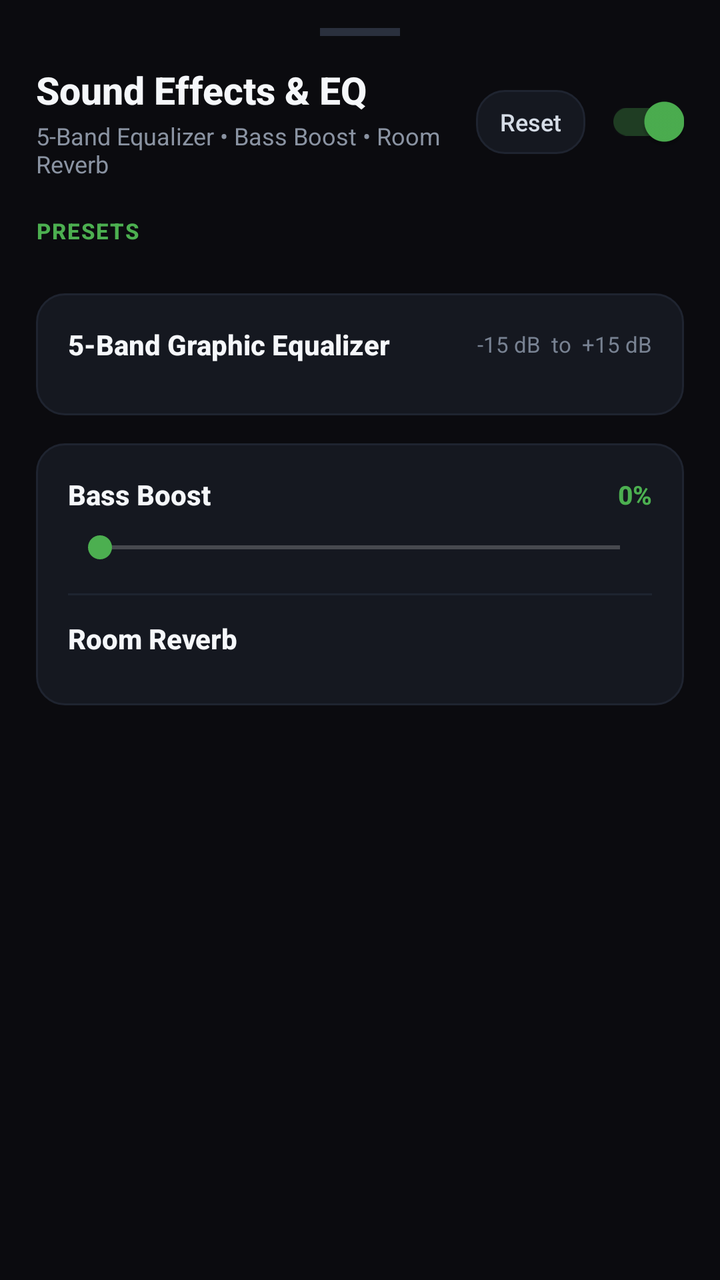
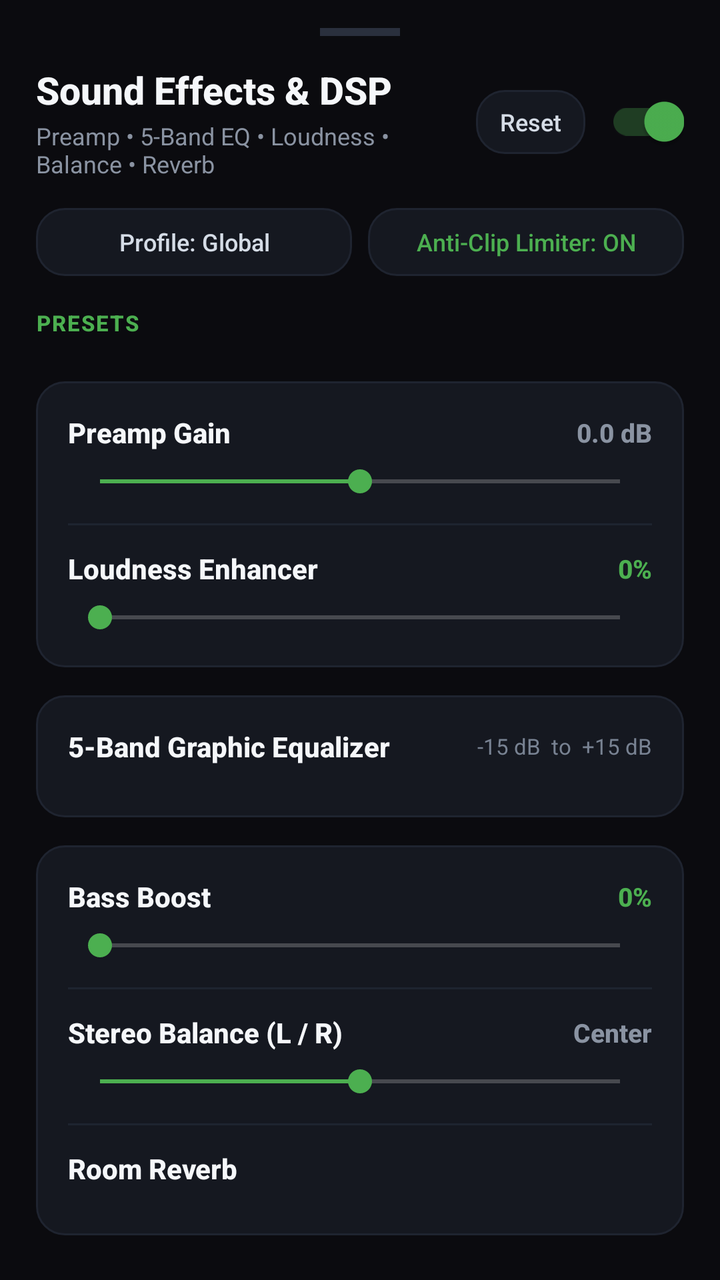

Compare the two renders of this Android layout. The source of the first and the diff that turns it into the second are given below.
<!-- AndroidManifest.xml: application theme ParrotNoActionBar -->
<!-- res/layout/dialog_parrot_equalizer.xml -->
<?xml version="1.0" encoding="utf-8"?>
<androidx.core.widget.NestedScrollView xmlns:android="http://schemas.android.com/apk/res/android"
    xmlns:app="http://schemas.android.com/apk/res-auto"
    android:layout_width="match_parent"
    android:layout_height="wrap_content"
    android:background="#0B0B0F"
    android:fillViewport="true">

    <LinearLayout
        android:layout_width="match_parent"
        android:layout_height="wrap_content"
        android:orientation="vertical"
        android:paddingStart="18dp"
        android:paddingTop="14dp"
        android:paddingEnd="18dp"
        android:paddingBottom="28dp">

        
        <View
            android:layout_width="40dp"
            android:layout_height="4dp"
            android:layout_gravity="center_horizontal"
            android:layout_marginBottom="14dp"
            android:background="#2A303D" />

        
        <LinearLayout
            android:layout_width="match_parent"
            android:layout_height="wrap_content"
            android:gravity="center_vertical"
            android:orientation="horizontal">

            <LinearLayout
                android:layout_width="0dp"
                android:layout_height="wrap_content"
                android:layout_weight="1"
                android:orientation="vertical">

                <TextView
                    android:layout_width="wrap_content"
                    android:layout_height="wrap_content"
                    android:fontFamily="sans-serif-medium"
                    android:text="Sound Effects &amp; EQ"
                    android:textColor="#F5F7FA"
                    android:textSize="19sp"
                    android:textStyle="bold" />

                <TextView
                    android:layout_width="wrap_content"
                    android:layout_height="wrap_content"
                    android:layout_marginTop="2dp"
                    android:text="5-Band Equalizer • Bass Boost • Room Reverb"
                    android:textColor="#8A93A2"
                    android:textSize="12sp" />
            </LinearLayout>

            <TextView
                android:id="@+id/btnEqReset"
                android:layout_width="wrap_content"
                android:layout_height="32dp"
                android:layout_marginEnd="10dp"
                android:background="@drawable/card_surface_bg"
                android:clickable="true"
                android:focusable="true"
                android:fontFamily="sans-serif-medium"
                android:gravity="center"
                android:paddingStart="12dp"
                android:paddingEnd="12dp"
                android:text="Reset"
                android:textColor="#D5DCE6"
                android:textSize="12sp" />

            <androidx.appcompat.widget.SwitchCompat
                android:id="@+id/switchEqEnable"
                android:layout_width="wrap_content"
                android:layout_height="wrap_content"
                android:checked="true" />
        </LinearLayout>

        
        <TextView
            android:id="@+id/txtEqPresetsHeader"
            android:layout_width="wrap_content"
            android:layout_height="wrap_content"
            android:layout_marginTop="18dp"
            android:layout_marginBottom="8dp"
            android:fontFamily="sans-serif-medium"
            android:letterSpacing="0.06"
            android:text="PRESETS"
            android:textColor="#4CAF50"
            android:textSize="11sp"
            android:textStyle="bold" />

        <HorizontalScrollView
            android:layout_width="match_parent"
            android:layout_height="wrap_content"
            android:scrollbars="none">

            <LinearLayout
                android:id="@+id/eqPresetsContainer"
                android:layout_width="wrap_content"
                android:layout_height="wrap_content"
                android:orientation="horizontal" />
        </HorizontalScrollView>

        
        <LinearLayout
            android:layout_width="match_parent"
            android:layout_height="wrap_content"
            android:layout_marginTop="16dp"
            android:background="@drawable/card_surface_bg"
            android:orientation="vertical"
            android:padding="16dp">

            <LinearLayout
                android:layout_width="match_parent"
                android:layout_height="wrap_content"
                android:layout_marginBottom="10dp"
                android:gravity="center_vertical"
                android:orientation="horizontal">

                <TextView
                    android:id="@+id/txtEqBandsHeader"
                    android:layout_width="0dp"
                    android:layout_height="wrap_content"
                    android:layout_weight="1"
                    android:fontFamily="sans-serif-medium"
                    android:text="5-Band Graphic Equalizer"
                    android:textColor="#F5F7FA"
                    android:textSize="14sp"
                    android:textStyle="bold" />

                <TextView
                    android:layout_width="wrap_content"
                    android:layout_height="wrap_content"
                    android:text="-15 dB  to  +15 dB"
                    android:textColor="#788292"
                    android:textSize="11sp" />
            </LinearLayout>

            <LinearLayout
                android:id="@+id/eqBandsContainer"
                android:layout_width="match_parent"
                android:layout_height="wrap_content"
                android:orientation="vertical" />
        </LinearLayout>

        
        <LinearLayout
            android:layout_width="match_parent"
            android:layout_height="wrap_content"
            android:layout_marginTop="14dp"
            android:background="@drawable/card_surface_bg"
            android:orientation="vertical"
            android:padding="16dp">

            <LinearLayout
                android:layout_width="match_parent"
                android:layout_height="wrap_content"
                android:gravity="center_vertical"
                android:orientation="horizontal">

                <TextView
                    android:layout_width="0dp"
                    android:layout_height="wrap_content"
                    android:layout_weight="1"
                    android:fontFamily="sans-serif-medium"
                    android:text="Bass Boost"
                    android:textColor="#F5F7FA"
                    android:textSize="14sp"
                    android:textStyle="bold" />

                <TextView
                    android:id="@+id/txtBassValue"
                    android:layout_width="wrap_content"
                    android:layout_height="wrap_content"
                    android:fontFamily="sans-serif-medium"
                    android:text="0%"
                    android:textColor="#4CAF50"
                    android:textSize="13sp"
                    android:textStyle="bold" />
            </LinearLayout>

            <SeekBar
                android:id="@+id/seekBassBoost"
                android:layout_width="match_parent"
                android:layout_height="wrap_content"
                android:layout_marginTop="8dp"
                android:max="1000"
                android:progress="0" />

            <View
                android:layout_width="match_parent"
                android:layout_height="1dp"
                android:layout_marginTop="14dp"
                android:layout_marginBottom="12dp"
                android:background="#1E2430" />

            <TextView
                android:layout_width="wrap_content"
                android:layout_height="wrap_content"
                android:layout_marginBottom="8dp"
                android:fontFamily="sans-serif-medium"
                android:text="Room Reverb"
                android:textColor="#F5F7FA"
                android:textSize="14sp"
                android:textStyle="bold" />

            <HorizontalScrollView
                android:layout_width="match_parent"
                android:layout_height="wrap_content"
                android:scrollbars="none">

                <LinearLayout
                    android:id="@+id/reverbChipsContainer"
                    android:layout_width="wrap_content"
                    android:layout_height="wrap_content"
                    android:orientation="horizontal" />
            </HorizontalScrollView>
        </LinearLayout>

    </LinearLayout>
</androidx.core.widget.NestedScrollView>
<!-- resources referenced by this layout -->
<resources>
  <!-- drawable card_surface_bg (drawable) -->
  <?xml version="1.0" encoding="utf-8"?>
  <shape xmlns:android="http://schemas.android.com/apk/res/android"
      android:shape="rectangle">
      <solid android:color="#151820" />
      <corners android:radius="14dp" />
      <stroke
          android:width="1dp"
          android:color="#1F2430" />
  </shape>
  <style name="ParrotNoActionBar" parent="Theme.AppCompat.NoActionBar">
          <item name="windowActionModeOverlay">true</item>
          <item name="android:windowActionModeOverlay">true</item>
          <item name="actionModeBackground">@color/action_mode_bg</item>
          <item name="android:actionModeBackground">@color/action_mode_bg</item>
          <item name="colorAccent">@color/parrot_accent</item>
      </style>
  <color name="action_mode_bg">#181A1D</color>
  <color name="parrot_accent">#4CAF50</color>
</resources>

<!-- the commit's change to res/layout/dialog_parrot_equalizer.xml (unified diff, before → after) -->
@@ -40,7 +40,7 @@
                     android:layout_width="wrap_content"
                     android:layout_height="wrap_content"
                     android:fontFamily="sans-serif-medium"
-                    android:text="Sound Effects &amp; EQ"
+                    android:text="Sound Effects &amp; DSP"
                     android:textColor="#F5F7FA"
                     android:textSize="19sp"
                     android:textStyle="bold" />
@@ -49,7 +49,7 @@
                     android:layout_width="wrap_content"
                     android:layout_height="wrap_content"
                     android:layout_marginTop="2dp"
-                    android:text="5-Band Equalizer • Bass Boost • Room Reverb"
+                    android:text="Preamp • 5-Band EQ • Loudness • Balance • Reverb"
                     android:textColor="#8A93A2"
                     android:textSize="12sp" />
             </LinearLayout>
@@ -78,11 +78,56 @@
         </LinearLayout>
 
         
+        <LinearLayout
+            android:id="@+id/eqDspTogglesRow"
+            android:layout_width="match_parent"
+            android:layout_height="wrap_content"
+            android:layout_marginTop="14dp"
+            android:gravity="center_vertical"
+            android:orientation="horizontal">
+
+            <TextView
+                android:id="@+id/btnEqOutputProfile"
+                android:layout_width="0dp"
+                android:layout_height="34dp"
+                android:layout_marginEnd="8dp"
+                android:layout_weight="1"
+                android:background="@drawable/card_surface_bg"
+                android:clickable="true"
+                android:focusable="true"
+                android:fontFamily="sans-serif-medium"
+                android:gravity="center"
+                android:paddingStart="10dp"
+                android:paddingEnd="10dp"
+                android:singleLine="true"
+                android:text="Profile: Global"
+                android:textColor="#D5DCE6"
+                android:textSize="12sp" />
+
+            <TextView
+                android:id="@+id/btnEqLimiterToggle"
+                android:layout_width="0dp"
+                android:layout_height="34dp"
+                android:layout_weight="1"
+                android:background="@drawable/card_surface_bg"
+                android:clickable="true"
+                android:focusable="true"
+                android:fontFamily="sans-serif-medium"
+                android:gravity="center"
+                android:paddingStart="10dp"
+                android:paddingEnd="10dp"
+                android:singleLine="true"
+                android:text="Anti-Clip Limiter: ON"
+                android:textColor="#4CAF50"
+                android:textSize="12sp" />
+        </LinearLayout>
+
+        
         <TextView
             android:id="@+id/txtEqPresetsHeader"
             android:layout_width="wrap_content"
             android:layout_height="wrap_content"
-            android:layout_marginTop="18dp"
+            android:layout_marginTop="16dp"
             android:layout_marginBottom="8dp"
             android:fontFamily="sans-serif-medium"
             android:letterSpacing="0.06"
@@ -105,48 +150,7 @@
 
         
         <LinearLayout
-            android:layout_width="match_parent"
-            android:layout_height="wrap_content"
-            android:layout_marginTop="16dp"
-            android:background="@drawable/card_surface_bg"
-            android:orientation="vertical"
-            android:padding="16dp">
-
-            <LinearLayout
-                android:layout_width="match_parent"
-                android:layout_height="wrap_content"
-                android:layout_marginBottom="10dp"
-                android:gravity="center_vertical"
-                android:orientation="horizontal">
-
-                <TextView
-                    android:id="@+id/txtEqBandsHeader"
-                    android:layout_width="0dp"
-                    android:layout_height="wrap_content"
-                    android:layout_weight="1"
-                    android:fontFamily="sans-serif-medium"
-                    android:text="5-Band Graphic Equalizer"
-                    android:textColor="#F5F7FA"
-                    android:textSize="14sp"
-                    android:textStyle="bold" />
-
-                <TextView
-                    android:layout_width="wrap_content"
-                    android:layout_height="wrap_content"
-                    android:text="-15 dB  to  +15 dB"
-                    android:textColor="#788292"
-                    android:textSize="11sp" />
-            </LinearLayout>
-
-            <LinearLayout
-                android:id="@+id/eqBandsContainer"
-                android:layout_width="match_parent"
-                android:layout_height="wrap_content"
-                android:orientation="vertical" />
-        </LinearLayout>
-
-        
-        <LinearLayout
+            android:id="@+id/eqPreampCard"
             android:layout_width="match_parent"
             android:layout_height="wrap_content"
             android:layout_marginTop="14dp"
@@ -165,13 +169,55 @@
                     android:layout_height="wrap_content"
                     android:layout_weight="1"
                     android:fontFamily="sans-serif-medium"
-                    android:text="Bass Boost"
-                    android:textColor="#F5F7FA"
-                    android:textSize="14sp"
-                    android:textStyle="bold" />
-
-                <TextView
-                    android:id="@+id/txtBassValue"
+                    android:text="Preamp Gain"
+                    android:textColor="#F5F7FA"
+                    android:textSize="14sp"
+                    android:textStyle="bold" />
+
+                <TextView
+                    android:id="@+id/txtPreampValue"
+                    android:layout_width="wrap_content"
+                    android:layout_height="wrap_content"
+                    android:fontFamily="sans-serif-medium"
+                    android:text="0.0 dB"
+                    android:textColor="#8A93A2"
+                    android:textSize="13sp"
+                    android:textStyle="bold" />
+            </LinearLayout>
+
+            <SeekBar
+                android:id="@+id/seekPreamp"
+                android:layout_width="match_parent"
+                android:layout_height="wrap_content"
+                android:layout_marginTop="6dp"
+                android:max="2400"
+                android:progress="1200" />
+
+            <View
+                android:layout_width="match_parent"
+                android:layout_height="1dp"
+                android:layout_marginTop="12dp"
+                android:layout_marginBottom="12dp"
+                android:background="#1E2430" />
+
+            <LinearLayout
+                android:layout_width="match_parent"
+                android:layout_height="wrap_content"
+                android:gravity="center_vertical"
+                android:orientation="horizontal">
+
+                <TextView
+                    android:layout_width="0dp"
+                    android:layout_height="wrap_content"
+                    android:layout_weight="1"
+                    android:fontFamily="sans-serif-medium"
+                    android:text="Loudness Enhancer"
+                    android:textColor="#F5F7FA"
+                    android:textSize="14sp"
+                    android:textStyle="bold" />
+
+                <TextView
+                    android:id="@+id/txtLoudnessValue"
                     android:layout_width="wrap_content"
                     android:layout_height="wrap_content"
                     android:fontFamily="sans-serif-medium"
@@ -182,17 +228,146 @@
             </LinearLayout>
 
             <SeekBar
-                android:id="@+id/seekBassBoost"
-                android:layout_width="match_parent"
-                android:layout_height="wrap_content"
-                android:layout_marginTop="8dp"
+                android:id="@+id/seekLoudness"
+                android:layout_width="match_parent"
+                android:layout_height="wrap_content"
+                android:layout_marginTop="6dp"
                 android:max="1000"
                 android:progress="0" />
+        </LinearLayout>
+
+        
+        <LinearLayout
+            android:layout_width="match_parent"
+            android:layout_height="wrap_content"
+            android:layout_marginTop="14dp"
+            android:background="@drawable/card_surface_bg"
+            android:orientation="vertical"
+            android:padding="16dp">
+
+            <LinearLayout
+                android:layout_width="match_parent"
+                android:layout_height="wrap_content"
+                android:layout_marginBottom="10dp"
+                android:gravity="center_vertical"
+                android:orientation="horizontal">
+
+                <TextView
+                    android:id="@+id/txtEqBandsHeader"
+                    android:layout_width="0dp"
+                    android:layout_height="wrap_content"
+                    android:layout_weight="1"
+                    android:fontFamily="sans-serif-medium"
+                    android:text="5-Band Graphic Equalizer"
+                    android:textColor="#F5F7FA"
+                    android:textSize="14sp"
+                    android:textStyle="bold" />
+
+                <TextView
+                    android:layout_width="wrap_content"
+                    android:layout_height="wrap_content"
+                    android:text="-15 dB  to  +15 dB"
+                    android:textColor="#788292"
+                    android:textSize="11sp" />
+            </LinearLayout>
+
+            <LinearLayout
+                android:id="@+id/eqBandsContainer"
+                android:layout_width="match_parent"
+                android:layout_height="wrap_content"
+                android:orientation="vertical" />
+        </LinearLayout>
+
+        
+        <LinearLayout
+            android:layout_width="match_parent"
+            android:layout_height="wrap_content"
+            android:layout_marginTop="14dp"
+            android:background="@drawable/card_surface_bg"
+            android:orientation="vertical"
+            android:padding="16dp">
+
+            <LinearLayout
+                android:layout_width="match_parent"
+                android:layout_height="wrap_content"
+                android:gravity="center_vertical"
+                android:orientation="horizontal">
+
+                <TextView
+                    android:layout_width="0dp"
+                    android:layout_height="wrap_content"
+                    android:layout_weight="1"
+                    android:fontFamily="sans-serif-medium"
+                    android:text="Bass Boost"
+                    android:textColor="#F5F7FA"
+                    android:textSize="14sp"
+                    android:textStyle="bold" />
+
+                <TextView
+                    android:id="@+id/txtBassValue"
+                    android:layout_width="wrap_content"
+                    android:layout_height="wrap_content"
+                    android:fontFamily="sans-serif-medium"
+                    android:text="0%"
+                    android:textColor="#4CAF50"
+                    android:textSize="13sp"
+                    android:textStyle="bold" />
+            </LinearLayout>
+
+            <SeekBar
+                android:id="@+id/seekBassBoost"
+                android:layout_width="match_parent"
+                android:layout_height="wrap_content"
+                android:layout_marginTop="6dp"
+                android:max="1000"
+                android:progress="0" />
 
             <View
                 android:layout_width="match_parent"
                 android:layout_height="1dp"
-                android:layout_marginTop="14dp"
+                android:layout_marginTop="12dp"
+                android:layout_marginBottom="12dp"
+                android:background="#1E2430" />
+
+            <LinearLayout
+                android:layout_width="match_parent"
+                android:layout_height="wrap_content"
+                android:gravity="center_vertical"
+                android:orientation="horizontal">
+
+                <TextView
+                    android:layout_width="0dp"
+                    android:layout_height="wrap_content"
+                    android:layout_weight="1"
+                    android:fontFamily="sans-serif-medium"
+                    android:text="Stereo Balance (L / R)"
+                    android:textColor="#F5F7FA"
+                    android:textSize="14sp"
+                    android:textStyle="bold" />
+
+                <TextView
+                    android:id="@+id/txtBalanceValue"
+                    android:layout_width="wrap_content"
+                    android:layout_height="wrap_content"
+                    android:fontFamily="sans-serif-medium"
+                    android:text="Center"
+                    android:textColor="#8A93A2"
+                    android:textSize="13sp"
+                    android:textStyle="bold" />
+            </LinearLayout>
+
+            <SeekBar
+                android:id="@+id/seekStereoBalance"
+                android:layout_width="match_parent"
+                android:layout_height="wrap_content"
+                android:layout_marginTop="6dp"
+                android:max="200"
+                android:progress="100" />
+
+            <View
+                android:layout_width="match_parent"
+                android:layout_height="1dp"
+                android:layout_marginTop="12dp"
                 android:layout_marginBottom="12dp"
                 android:background="#1E2430" />
 
